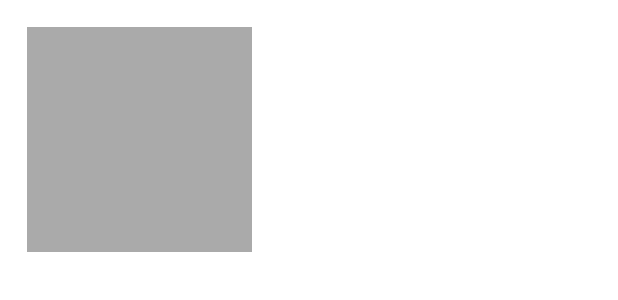
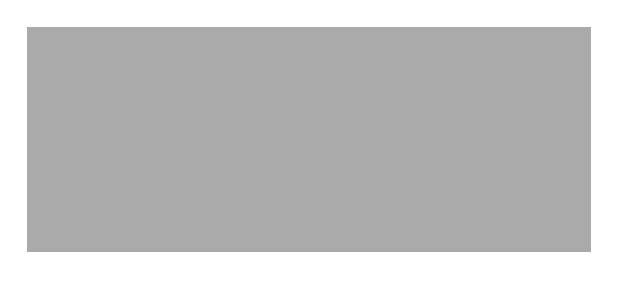
Before and after one commit to yamanetaisei/NewsAppAndroid, an Android app: the layout row_article.xml on its own in the app's theme, with its tools: preview values and no code run, on a phone screen of 412 x 824 dp. Shown: the top 300 px of the screen. Run offline under Robolectric (Android 15) with nearby library versions, the phone set to English and light mode, and no system bars.

Commit message:
スタイルを修正

```diff
--- a/app/src/main/java/com/example/newsappandroid/view/ArticleListActivity.kt
+++ b/app/src/main/java/com/example/newsappandroid/view/ArticleListActivity.kt
@@ -9,6 +9,7 @@ import com.example.newsappandroid.R
 import com.example.newsappandroid.model.Article
 import com.example.newsappandroid.viewmodel.ArticleListViewModel
 import androidx.lifecycle.Observer
+import androidx.recyclerview.widget.DividerItemDecoration
 
 class ArticleListActivity : AppCompatActivity() {
 
@@ -26,6 +27,8 @@ class ArticleListActivity : AppCompatActivity() {
 
     private fun setupUI() {
         recyclerView = findViewById(R.id.recyclerView)
+        val itemDecoration = DividerItemDecoration(this, DividerItemDecoration.VERTICAL)
+        recyclerView.addItemDecoration(itemDecoration)
         adapter = ArticleAdapter(viewModel.articles.value ?: emptyList())
         recyclerView.layoutManager = LinearLayoutManager(this)
         recyclerView.adapter = adapter
--- a/app/src/main/res/layout/row_article.xml
+++ b/app/src/main/res/layout/row_article.xml
@@ -9,7 +9,7 @@
 
     <ImageView
         android:id="@+id/articleImageView"
-        android:layout_width="wrap_content"
+        android:layout_width="match_parent"
         android:layout_height="150dp"
         android:layout_marginStart="8dp"
         android:layout_marginLeft="8dp"
@@ -24,5 +24,5 @@
         android:layout_width="wrap_content"
         android:layout_height="wrap_content"
         android:layout_marginTop="8dp"
-        android:textSize="30sp" />
+        android:textSize="15sp" />
 </LinearLayout>
```
